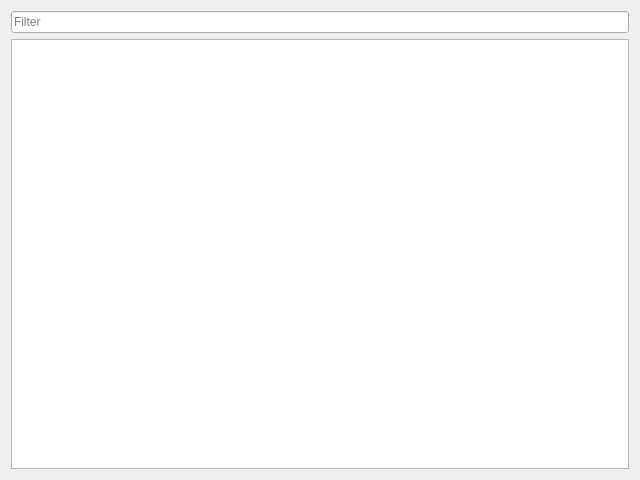
Old version of the form Strings/strings.ui in the repository PROPHESSOR/ProHex.
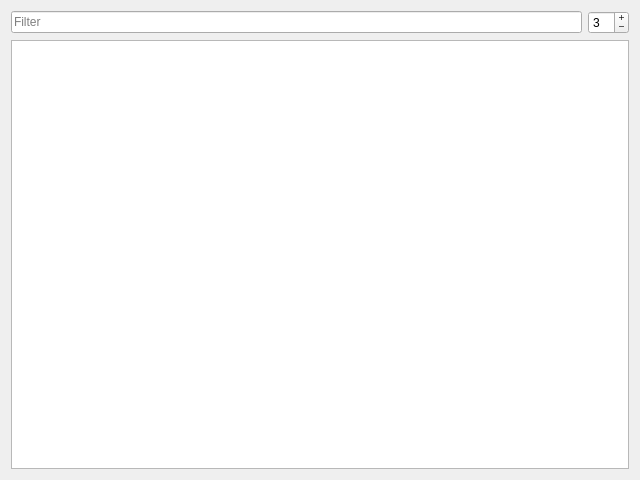
New version of the form.

Commit message: [Strings] Добавлен выбор минимальной длины строки

What changed in the file:
```diff
--- a/Strings/strings.ui
+++ b/Strings/strings.ui
@@ -15,6 +15,8 @@
   </property>
   <layout class="QVBoxLayout" name="verticalLayout">
    <item>
+    <layout class="QHBoxLayout" name="horizontalLayout">
+     <item>
     <widget class="QLineEdit" name="filterInput">
      <property name="autoFillBackground">
       <bool>false</bool>
@@ -29,6 +31,33 @@
       <bool>false</bool>
      </property>
     </widget>
+     </item>
+     <item>
+      <widget class="QSpinBox" name="stringLength">
+       <property name="whatsThis">
+        <string>Minimal string length</string>
+       </property>
+       <property name="buttonSymbols">
+        <enum>QAbstractSpinBox::PlusMinus</enum>
+       </property>
+       <property name="accelerated">
+        <bool>false</bool>
+       </property>
+       <property name="suffix">
+        <string/>
+       </property>
+       <property name="prefix">
+        <string/>
+       </property>
+       <property name="minimum">
+        <number>1</number>
+       </property>
+       <property name="value">
+        <number>3</number>
+       </property>
+      </widget>
+     </item>
+    </layout>
    </item>
    <item>
     <widget class="QListWidget" name="listWidget">
```
Lines whose indentation alone changed are shown as unchanged. The commit also changes 2 other files.
